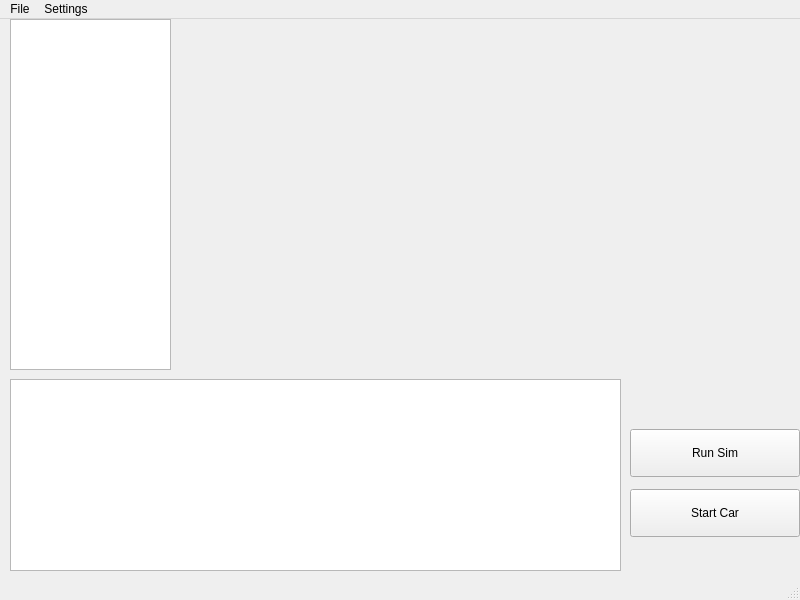
Qt form CodeBase/MainWindowTest1.ui (jaw566/Capstone) before a commit.
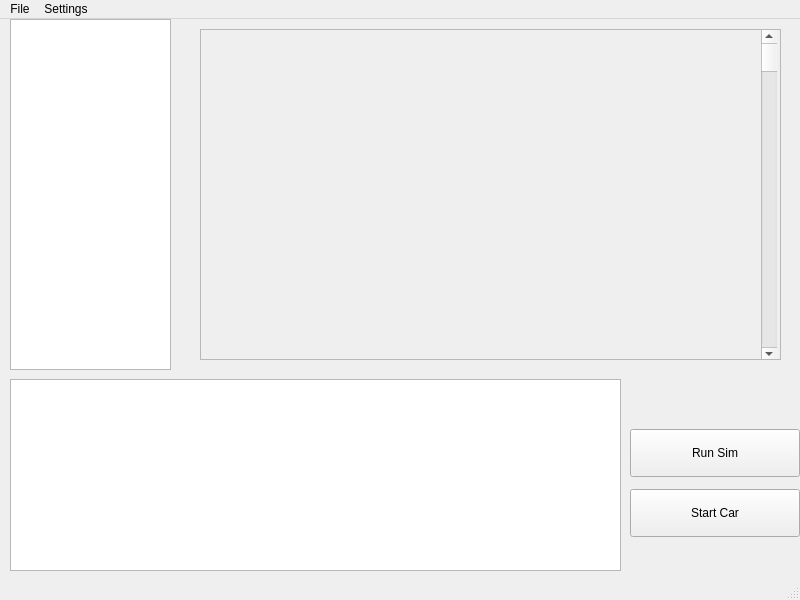
The same form after that commit.

Commit message: Everything is set up in test3 to distribute sub problems.

What changed in the file:
```diff
--- a/CodeBase/MainWindowTest1.ui
+++ b/CodeBase/MainWindowTest1.ui
@@ -60,6 +60,42 @@
      </rect>
     </property>
    </widget>
+   <widget class="QScrollArea" name="scrollArea">
+    <property name="geometry">
+     <rect>
+      <x>200</x>
+      <y>10</y>
+      <width>581</width>
+      <height>331</height>
+     </rect>
+    </property>
+    <property name="widgetResizable">
+     <bool>true</bool>
+    </property>
+    <widget class="QWidget" name="scrollAreaWidgetContents">
+     <property name="geometry">
+      <rect>
+       <x>0</x>
+       <y>0</y>
+       <width>579</width>
+       <height>329</height>
+      </rect>
+     </property>
+     <widget class="QScrollBar" name="verticalScrollBar">
+      <property name="geometry">
+       <rect>
+        <x>560</x>
+        <y>0</y>
+        <width>16</width>
+        <height>331</height>
+       </rect>
+      </property>
+      <property name="orientation">
+       <enum>Qt::Vertical</enum>
+      </property>
+     </widget>
+    </widget>
+   </widget>
   </widget>
   <widget class="QMenuBar" name="menubar">
    <property name="geometry">
```
Left out of the diff: 6 changed lines with no effect on the pictures. The commit also changes 3 other files.
